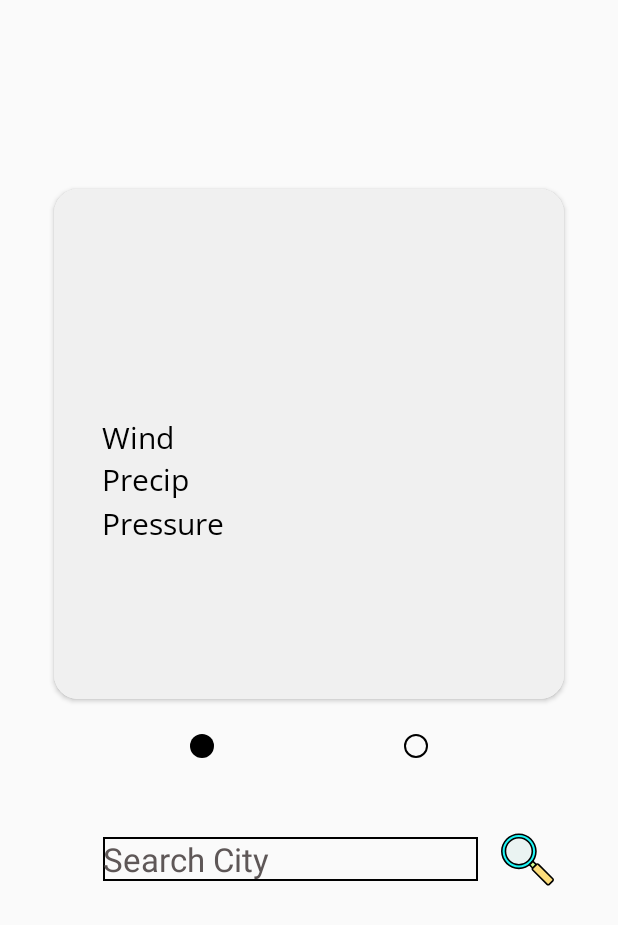
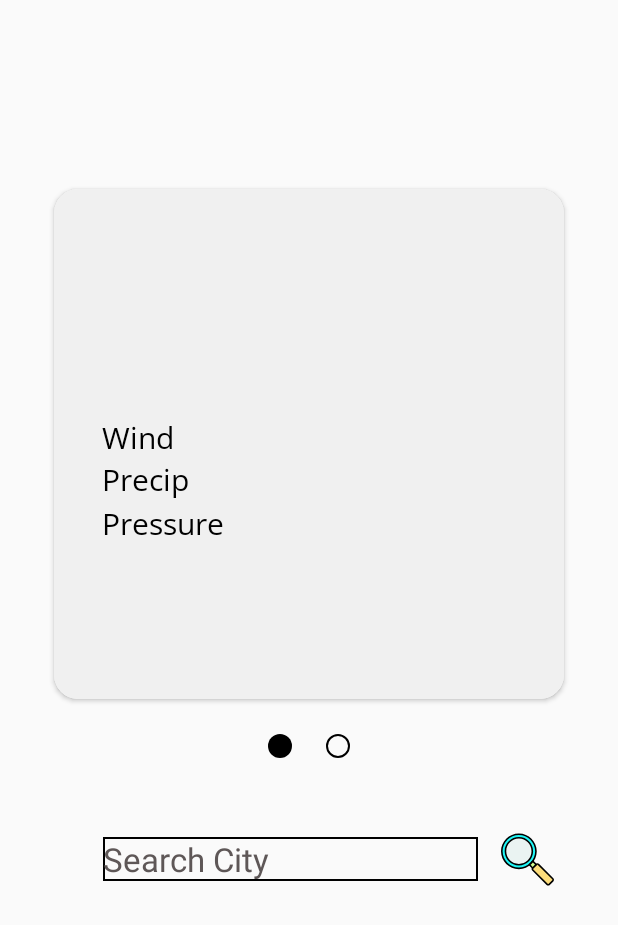
Before and after one commit to Mohammad-Atif/WeatherApp, an Android app: the screen it shows after launch (MainActivity), on a phone screen of 412 x 824 dp. Shown: the top 925 px of the screen. Run offline under Robolectric (Android 15) with nearby library versions, the phone set to English and light mode, and no system bars; pictures from the network do not load.

Commit message:
ui fix(below tab buttons now closer)

```diff
--- a/app/src/main/res/layout/activity_main.xml
+++ b/app/src/main/res/layout/activity_main.xml
@@ -64,24 +64,24 @@
         android:layout_width="wrap_content"
         android:layout_height="wrap_content"
         android:layout_marginTop="23dp"
-        app:layout_constraintEnd_toStartOf="@+id/forOtherTab"
-        app:layout_constraintHorizontal_bias="0.5"
-        app:layout_constraintStart_toStartOf="parent"
+        android:contentDescription="@string/belowcolored"
+        app:layout_constraintEnd_toEndOf="@+id/cardviewWhether"
+        app:layout_constraintHorizontal_bias="0.44"
+        app:layout_constraintStart_toStartOf="@+id/cardviewWhether"
         app:layout_constraintTop_toBottomOf="@+id/cardviewWhether"
-        app:srcCompat="@drawable/ic_panorama_fish_eye_black_24dp"
-        android:contentDescription="@string/belowcolored" />
+        app:srcCompat="@drawable/ic_panorama_fish_eye_black_24dp" />
 
     <ImageView
         android:id="@+id/forOtherTab"
         android:layout_width="wrap_content"
         android:layout_height="wrap_content"
         android:layout_marginTop="23dp"
-        app:layout_constraintEnd_toEndOf="parent"
-        app:layout_constraintHorizontal_bias="0.5"
-        app:layout_constraintStart_toEndOf="@+id/forMaintab"
+        android:contentDescription="@string/belowstroke"
+        app:layout_constraintEnd_toEndOf="@+id/cardviewWhether"
+        app:layout_constraintHorizontal_bias="0.56"
+        app:layout_constraintStart_toStartOf="@+id/cardviewWhether"
         app:layout_constraintTop_toBottomOf="@+id/cardviewWhether"
-        app:srcCompat="@drawable/strokecircle"
-        android:contentDescription="@string/belowstroke"/>
+        app:srcCompat="@drawable/strokecircle" />
 
 
 </androidx.constraintlayout.widget.ConstraintLayout>
```
